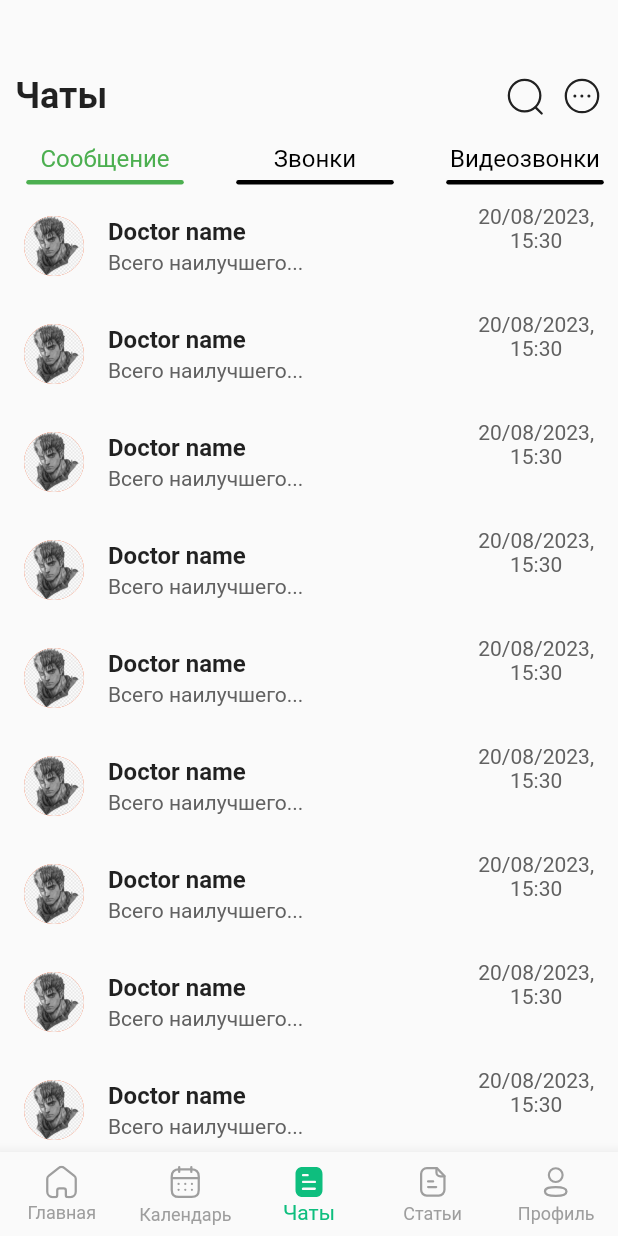
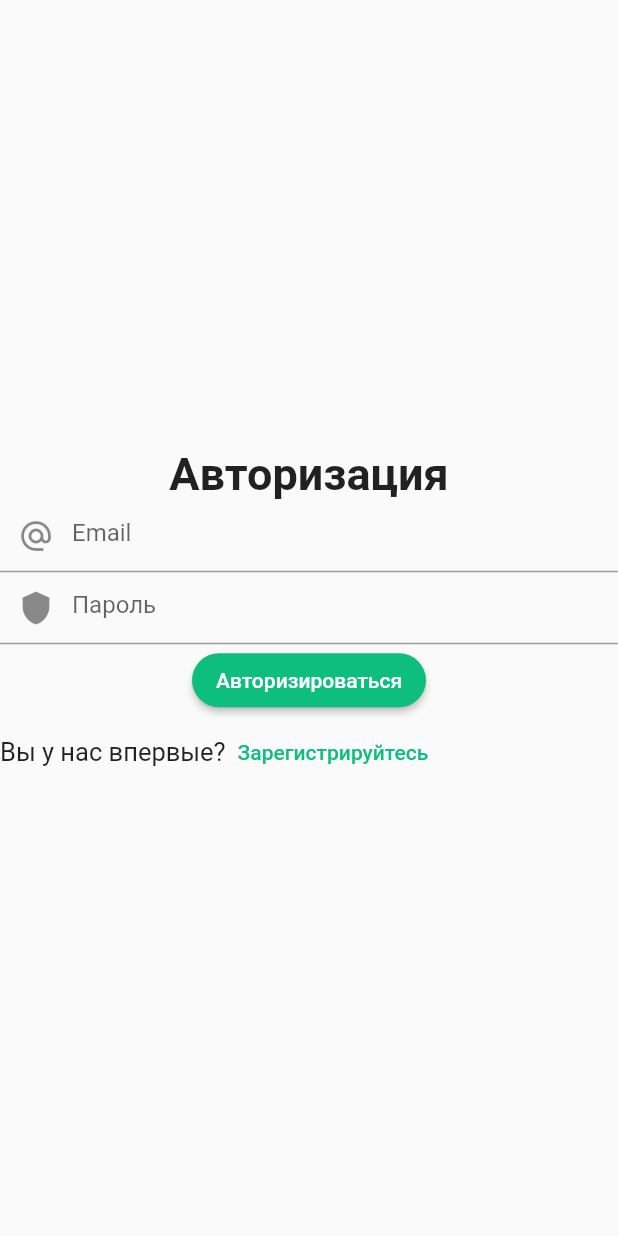
Before and after one commit to DinoDafor/medicine_app, a Flutter app: the screen it shows after launch, on a phone screen of 412 x 824 dp. Run offline on Flutter 3.47's test engine with Material 2 defaults, Android fonts, the phone set to English and light mode, and no system bars; our stand-ins replace email_validator, flutter_svg.

Commit message:
add auth page, some libs. Added provider, changed logic in chat page

```diff
--- a/lib/main.dart
+++ b/lib/main.dart
@@ -1,8 +1,13 @@
 import 'package:flutter/material.dart';
+import 'package:medicine_app/models/Chat.dart';
+import 'package:medicine_app/screens/authentication_screen.dart';
 import 'package:medicine_app/screens/users_chat.dart';
+import 'package:provider/provider.dart';
 
 void main() {
-  runApp(const MyApp());
+  //todo скорее всего надо будет переместить в users_chat провайдер
+  runApp(ChangeNotifierProvider(
+      create: (BuildContext context) => ChatModel(), child: const MyApp()));
 }
 
 class MyApp extends StatelessWidget {
@@ -18,7 +23,7 @@ class MyApp extends StatelessWidget {
       ),
       debugShowCheckedModeBanner: false,
       home: Scaffold(
-        body: ChatScreen(),
+        body: AuthenticationScreen(),
       ),
     );
   }
--- /dev/null
+++ b/lib/screens/authentication_screen.dart
@@ -0,0 +1,93 @@
+import 'package:email_validator/email_validator.dart';
+import 'package:flutter/material.dart';
+import 'package:http/http.dart' as http;
+import 'package:medicine_app/screens/users_chat.dart';
+
+class AuthenticationScreen extends StatefulWidget {
+  const AuthenticationScreen({super.key});
+
+  @override
+  State<AuthenticationScreen> createState() => _AuthenticationScreenState();
+}
+
+class _AuthenticationScreenState extends State<AuthenticationScreen> {
+  // TextEditingController _controller = TextEditingController();
+  final _formKey = GlobalKey<FormState>();
+
+  @override
+  Widget build(BuildContext context) {
+    return Scaffold(
+      body: Form(
+        key: _formKey,
+        child: Column(
+          mainAxisAlignment: MainAxisAlignment.center,
+          children: [
+            Text(
+              "Авторизация",
+              style: TextStyle(
+                fontSize: 30,
+                fontWeight: FontWeight.bold,
+              ),
+            ),
+            TextFormField(
+              // validator: (value) => EmailValidator.validate(value)
+              //     ? null
+              //     : "Please enter a valid email",
+              validator: (value) {
+                if (value == null || value.isEmpty) {
+                  return 'Please enter some text';
+                }
+                return null;
+              },
+              decoration: InputDecoration(
+                prefixIcon: Icon(Icons.alternate_email),
+                hintText: "Email",
+              ),
+            ),
+            TextFormField(
+              validator: (value) {
+                if (value == null || value.isEmpty) {
+                  return 'Please enter some text';
+                }
+                return null;
+              },
+              decoration: InputDecoration(
+                prefixIcon: Icon(Icons.shield),
+                hintText: "Пароль",
+              ),
+              obscureText: true,
+            ),
+            ElevatedButton(
+              onPressed: () {
+                if (_formKey.currentState!.validate()) {
+                  Navigator.push(
+                    context,
+                    MaterialPageRoute(builder: (context) => const ChatScreen()),
+                  );
+                }
+              },
+              style: ButtonStyle(
+                shape: MaterialStateProperty.all<RoundedRectangleBorder>(
+                    RoundedRectangleBorder(
+                  borderRadius: BorderRadius.circular(18.0),
+                )),
+              ),
+              child: Text("Авторизироваться"),
+            ),
+            Row(
+              children: [
+                Text(
+                  "Вы у нас впервые?",
+                  style: TextStyle(
+                    fontSize: 17,
+                  ),
+                ),
+                TextButton(onPressed: () {}, child: Text("Зарегистрируйтесь"))
+              ],
+            ),
+          ],
+        ),
+      ),
+    );
+  }
+}
--- a/lib/screens/users_chat.dart
+++ b/lib/screens/users_chat.dart
@@ -12,7 +12,8 @@ class ChatScreen extends StatefulWidget {
 class _ChatScreenState extends State<ChatScreen> {
   @override
   Widget build(BuildContext context) {
-    return Column(
+    return Scaffold(
+      body: Column(
         mainAxisSize: MainAxisSize.min,
         children: <Widget>[
           SizedBox(
@@ -29,6 +30,7 @@ class _ChatScreenState extends State<ChatScreen> {
           ScrollableChats(),
           MyBottomNavigationBar()
         ],
+      ),
     );
   }
 }
--- a/pubspec.yaml
+++ b/pubspec.yaml
@@ -30,6 +30,9 @@ environment:
 dependencies:
   flutter_svg: ^2.0.7
   web_socket_channel: ^2.4.0
+  provider: ^6.1.1
+  email_validator: '^2.1.16'
+  http: ^1.1.0
   flutter:
     sdk: flutter
 
@@ -64,7 +67,7 @@ flutter:
   assets:
     - assets/icons/
     - assets/images/
-#    - directory/subdirectory/
+  #    - directory/subdirectory/
 
   # An image asset can refer to one or more resolution-specific "variants", see
   # https://flutter.dev/assets-and-images/#resolution-aware
```
Also changed, not shown: lib/models/Chat.dart (added, +33 -0 lines), lib/screens/chat.dart (+28 -41 lines), lib/screens/registration_screen.dart (added), pubspec.lock. Lines whose indentation alone changed are shown as unchanged.
